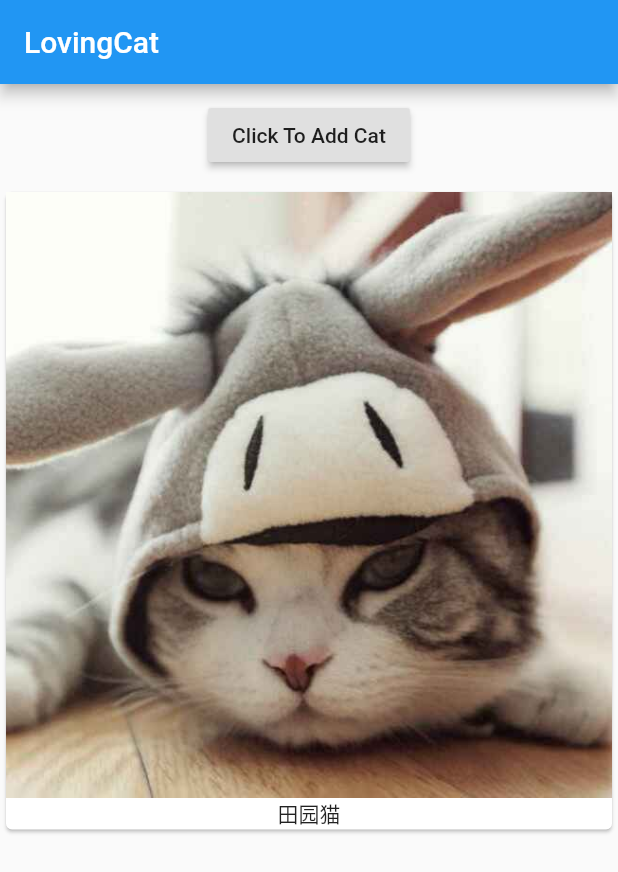
After one commit to huangjun0124/flutter_learn, a Flutter app: the screen it shows after launch, on a phone screen of 412 x 824 dp. The commit adds this screen. Shown: the top 872 px of the screen. Run offline on Flutter 3.47's test engine with Material 2 defaults, Android fonts, the phone set to English and light mode, and no system bars.

Commit message:
分割出子组件

```diff
--- /dev/null
+++ b/lib/cat_manager.dart
@@ -0,0 +1,35 @@
+import 'package:flutter/material.dart';
+import 'package:flutter/widgets.dart';
+
+import './cats.dart';
+
+class CatManager extends StatefulWidget {
+  @override
+  State<StatefulWidget> createState() {
+    return _CatManagerState();
+  }
+}
+
+class _CatManagerState extends State<CatManager> {
+  List<String> _cats = ['田园猫'];
+
+  @override
+  Widget build(BuildContext context) {
+    return Column(
+      children: [
+        Container(
+          margin: EdgeInsets.all(10.0), // 按钮周围留10像素空白
+          child: RaisedButton(
+            onPressed: () {
+              setState(() {
+                _cats.add('加菲猫');
+              });
+            },
+            child: Text('Click To Add Cat'),
+          ),
+        ),
+        Cats(_cats)
+      ],
+    );
+  }
+}
--- /dev/null
+++ b/lib/cats.dart
@@ -0,0 +1,20 @@
+import 'package:flutter/material.dart';
+import 'package:flutter/widgets.dart';
+
+class Cats extends StatelessWidget {
+  final List<String> _cats;
+  Cats(this._cats);
+
+  @override
+  Widget build(BuildContext context) {
+    return Column(
+      children: _cats
+          .map((e) => Card(
+                child: Column(
+                  children: <Widget>[Image.asset('assets/cat001.jpg'), Text(e)],
+                ),
+              ))
+          .toList(),
+    );
+  }
+}
```
Also changed, not shown: lib/main.dart (+6 -69 lines).
